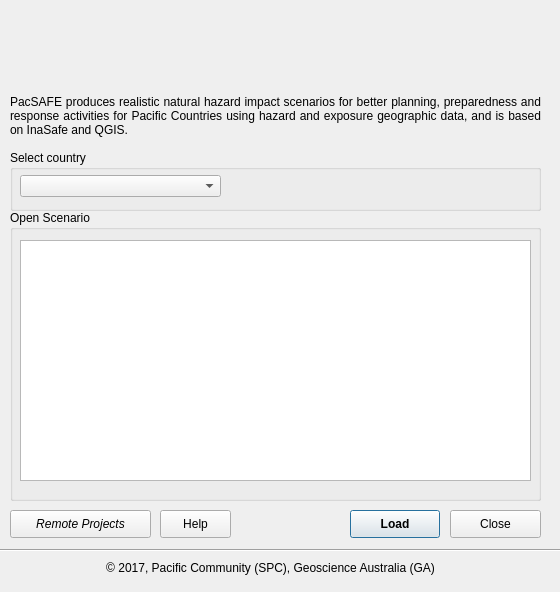
sopac/PacSAFE, file PacSafe_dialog_base.ui: the form before one commit.
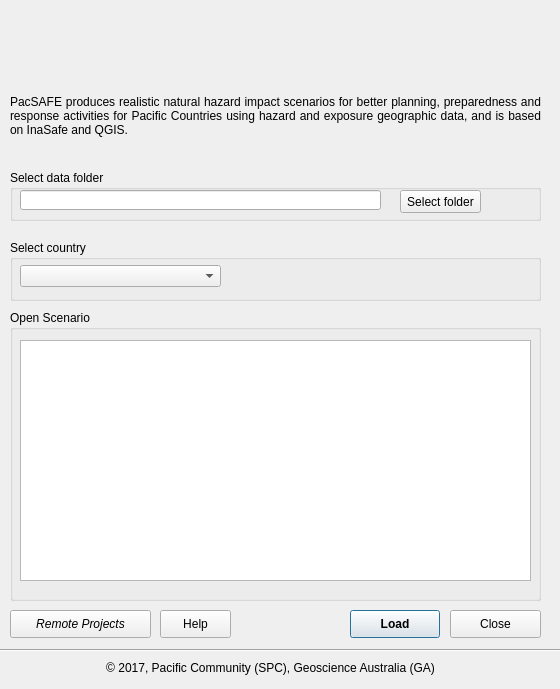
The form after the commit. Icons and pictures are not drawn.

Commit message: Add data path selection

```diff
--- a/PacSafe_dialog_base.ui
+++ b/PacSafe_dialog_base.ui
@@ -7,7 +7,7 @@
     <x>0</x>
     <y>0</y>
     <width>560</width>
-    <height>592</height>
+    <height>689</height>
    </rect>
   </property>
   <property name="windowTitle">
@@ -17,7 +17,7 @@
    <property name="geometry">
     <rect>
      <x>10</x>
-     <y>210</y>
+     <y>310</y>
      <width>531</width>
      <height>291</height>
     </rect>
@@ -40,7 +40,7 @@
    <property name="geometry">
     <rect>
      <x>-20</x>
-     <y>540</y>
+     <y>640</y>
      <width>631</width>
      <height>20</height>
     </rect>
@@ -53,7 +53,7 @@
    <property name="geometry">
     <rect>
      <x>50</x>
-     <y>560</y>
+     <y>660</y>
      <width>441</width>
      <height>16</height>
     </rect>
@@ -91,7 +91,7 @@
    <property name="geometry">
     <rect>
      <x>350</x>
-     <y>510</y>
+     <y>610</y>
      <width>90</width>
      <height>28</height>
     </rect>
@@ -136,7 +136,7 @@
    <property name="geometry">
     <rect>
      <x>10</x>
-     <y>510</y>
+     <y>610</y>
      <width>141</width>
      <height>28</height>
     </rect>
@@ -158,7 +158,7 @@
    <property name="geometry">
     <rect>
      <x>10</x>
-     <y>150</y>
+     <y>240</y>
      <width>531</width>
      <height>61</height>
     </rect>
@@ -184,7 +184,7 @@
    <property name="geometry">
     <rect>
      <x>450</x>
-     <y>510</y>
+     <y>610</y>
      <width>91</width>
      <height>28</height>
     </rect>
@@ -213,7 +213,7 @@
    <property name="geometry">
     <rect>
      <x>160</x>
-     <y>510</y>
+     <y>610</y>
      <width>71</width>
      <height>28</height>
     </rect>
@@ -238,6 +238,42 @@
     <bool>false</bool>
    </property>
   </widget>
+  <widget class="QGroupBox" name="groupBox_3">
+   <property name="geometry">
+    <rect>
+     <x>10</x>
+     <y>170</y>
+     <width>531</width>
+     <height>51</height>
+    </rect>
+   </property>
+   <property name="title">
+    <string>Select data folder</string>
+   </property>
+   <widget class="QLineEdit" name="dataPath">
+    <property name="geometry">
+     <rect>
+      <x>10</x>
+      <y>20</y>
+      <width>361</width>
+      <height>20</height>
+     </rect>
+    </property>
+   </widget>
+   <widget class="QPushButton" name="btnDataFolder">
+    <property name="geometry">
+     <rect>
+      <x>390</x>
+      <y>20</y>
+      <width>81</width>
+      <height>23</height>
+     </rect>
+    </property>
+    <property name="text">
+     <string>Select folder</string>
+    </property>
+   </widget>
+  </widget>
   <zorder>groupBox_2</zorder>
   <zorder>groupBox</zorder>
   <zorder>line</zorder>
```
Left out of the diff: 17 changed lines with no effect on the pictures. The commit also changes 1 other file.
